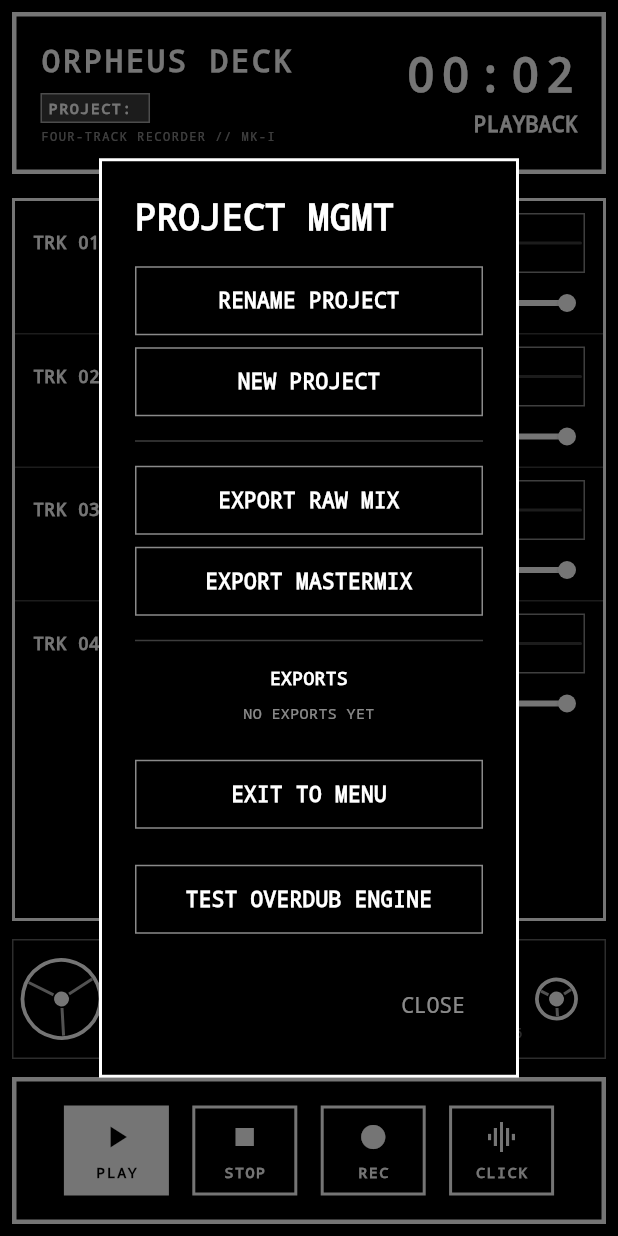
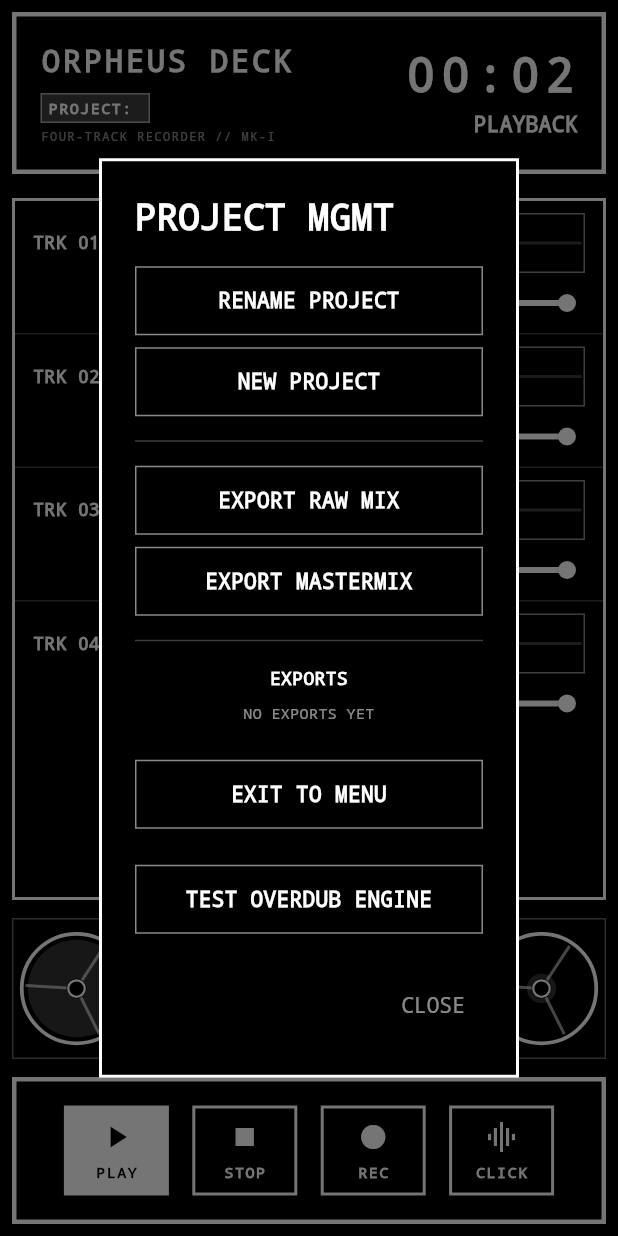
Before and after one commit to JonathanEdwardLee/orpheus_deck, a Flutter app: the RecorderScreen screen opened directly with empty values, after a tap on "PROJECT:", on a phone screen of 412 x 824 dp. Run offline on Flutter 3.47's test engine with Material 3 defaults, Android fonts, the phone set to English and light mode, and no system bars; our stand-ins replace just_audio, open_file, permission_handler, share_plus; missing offline and left inert: audio_session, ffmpeg_kit_flutter_new, record.

Commit message:
Refine tape reel: fixed hardware, tape mass annulus, mechanical head
Co-authored-by: Cursor <cursoragent@cursor.com>

```diff
--- a/lib/widgets/tape_reel_transport.dart
+++ b/lib/widgets/tape_reel_transport.dart
@@ -26,8 +26,10 @@ class TapeReelTransport extends StatefulWidget {
 }
 
 class _TapeReelTransportState extends State<TapeReelTransport>
-    with SingleTickerProviderStateMixin {
+    with TickerProviderStateMixin {
   late final AnimationController _spin;
+  /// Optional subtle spin-up / coast (multiplier 0→1). Not transport logic.
+  late final AnimationController _spinRamp;
 
   bool get _spinning => widget.isPlaying || widget.isRecording;
 
@@ -36,11 +38,18 @@ class _TapeReelTransportState extends State<TapeReelTransport>
     super.initState();
     _spin = AnimationController(
       vsync: this,
-      duration: const Duration(milliseconds: 2600),
+      duration: const Duration(milliseconds: 2800),
+    );
+    _spinRamp = AnimationController(
+      vsync: this,
+      duration: const Duration(milliseconds: 380),
+      reverseDuration: const Duration(milliseconds: 320),
     );
     if (_spinning) {
       WidgetsBinding.instance.addPostFrameCallback((_) {
-        if (mounted) _spin.repeat();
+        if (!mounted) return;
+        _spinRamp.forward();
+        _spin.repeat();
       });
     }
   }
@@ -50,15 +59,20 @@ class _TapeReelTransportState extends State<TapeReelTransport>
     super.didUpdateWidget(oldWidget);
     final was = oldWidget.isPlaying || oldWidget.isRecording;
     if (_spinning && !was) {
-      if (mounted) _spin.repeat();
+      if (mounted) {
+        _spinRamp.forward();
+        _spin.repeat();
+      }
     } else if (!_spinning && was) {
       _spin.stop();
+      _spinRamp.reverse();
     }
   }
 
   @override
   void dispose() {
     _spin.dispose();
+    _spinRamp.dispose();
     super.dispose();
   }
 
@@ -66,6 +80,10 @@ class _TapeReelTransportState extends State<TapeReelTransport>
     if (widget.tapeLengthMs <= 0) return 0;
     return (widget.playbackMs / widget.tapeLengthMs).clamp(0.0, 1.0);
   }
+
+  /// Subtle spin-up after transport starts (illusion only).
+  double get _spinMul =>
+      0.2 + 0.8 * Curves.easeOutCubic.transform(_spinRamp.value);
 
   void _seekFromLocalDx(double dx, double width) {
     if (width <= 0) return;
@@ -77,12 +95,11 @@ class _TapeReelTransportState extends State<TapeReelTransport>
 
   @override
   Widget build(BuildContext context) {
-    const double reelSlot = 56;
-    const double stripHeight = 52;
-    const double labelRow = 14;
+    const double reelSlot = 76;
+    const double stripHeight = 46;
 
     return Container(
-      padding: const EdgeInsets.symmetric(vertical: 6, horizontal: 4),
+      padding: const EdgeInsets.symmetric(vertical: 8, horizontal: 4),
       decoration: BoxDecoration(
         color: Colors.black,
         border: Border.all(color: Colors.white38, width: 1),
@@ -94,12 +111,16 @@ class _TapeReelTransportState extends State<TapeReelTransport>
             width: reelSlot,
             height: reelSlot,
             child: AnimatedBuilder(
-              animation: _spin,
+              animation: Listenable.merge([_spin, _spinRamp]),
               builder: (context, _) {
+                final rot = _spin.value *
+                    2 *
+                    math.pi *
+                    (_spinning ? _spinMul : 1.0);
                 return CustomPaint(
                   painter: _ReelPainter(
-                    rotation: _spinning ? _spin.value * 2 * math.pi : 0,
-                    radiusT: _progress,
+                    rotation: rot,
+                    tapeProgress: _progress,
                     isLeft: true,
                   ),
                 );
@@ -118,6 +139,9 @@ class _TapeReelTransportState extends State<TapeReelTransport>
                       final seekHere = widget.seekEnabled &&
                           !_spinning &&
                           w > 0;
+                      final flowPhase = _spinning
+                          ? (widget.playbackMs % 1200) / 1200.0
+                          : 0.0;
                       return GestureDetector(
                         behavior: HitTestBehavior.opaque,
                         onTapDown: seekHere
@@ -134,17 +158,21 @@ class _TapeReelTransportState extends State<TapeReelTransport>
                             : null,
                         child: CustomPaint(
                           size: Size(w, stripHeight),
-                          painter: _TapeStripPainter(progress: _progress),
+                          painter: _TapeStripPainter(
+                            progress: _progress,
+                            tapeFlowActive: _spinning,
+                            flowPhase: flowPhase,
+                          ),
                         ),
                       );
                     },
                   ),
                 ),
-                SizedBox(
-                  height: labelRow,
+                const SizedBox(
+                  height: 11,
                   child: CustomPaint(
-                    painter: const _TapeRulerLabelsPainter(),
-                    child: const SizedBox.expand(),
+                    painter: _TapeRulerLabelsPainter(),
+                    child: SizedBox.expand(),
                   ),
                 ),
               ],
@@ -154,12 +182,16 @@ class _TapeReelTransportState extends State<TapeReelTransport>
             width: reelSlot,
             height: reelSlot,
             child: AnimatedBuilder(
-              animation: _spin,
+              animation: Listenable.merge([_spin, _spinRamp]),
               builder: (context, _) {
+                final rot = _spin.value *
+                    2 *
+                    math.pi *
+                    (_spinning ? _spinMul : 1.0);
                 return CustomPaint(
                   painter: _ReelPainter(
-                    rotation: _spinning ? _spin.value * 2 * math.pi : 0,
-                    radiusT: _progress,
+                    rotation: rot,
+                    tapeProgress: _progress,
                     isLeft: false,
                   ),
                 );
@@ -172,117 +204,174 @@ class _TapeReelTransportState extends State<TapeReelTransport>
   }
 }
 
-/// radiusT: 0 = start (left large), 1 = end (right large).
+/// Fixed-size reel hardware + rotating spokes + tape mass radius only.
+///
+/// **Tape mass:** [tapeProgress] 0 = start of side, 1 = end.
+/// - Left supply reel: mass full at 0, thin at 1 → fill = `1 - tapeProgress`.
+/// - Right take-up reel: mass thin at 0, full at 1 → fill = `tapeProgress`.
+/// Outer flange radius is constant; only the wound-tape outer radius lerps.
 class _ReelPainter extends CustomPainter {
   _ReelPainter({
     required this.rotation,
-    required this.radiusT,
+    required this.tapeProgress,
     required this.isLeft,
   });
 
   final double rotation;
-  final double radiusT;
+  final double tapeProgress;
   final bool isLeft;
 
   @override
   void paint(Canvas canvas, Size size) {
     final c = Offset(size.width / 2, size.height / 2);
-    final t = radiusT.clamp(0.0, 1.0);
-    final radius = isLeft
-        ? _lerpDouble(26, 13, t)
-        : _lerpDouble(13, 26, t);
-    const hubR = 5.0;
-    const stroke = 2.5;
+    final hardwareR = math.min(size.width, size.height) / 2 - 1.5;
+    const hubR = 5.5;
+    const hubRing = 1.2;
+    final t = tapeProgress.clamp(0.0, 1.0);
+    final fill = isLeft ? (1.0 - t) : t;
 
-    final outer = Paint()
-      ..color = Colors.black
+    const tapeOuterMin = hubR + hubRing + 3.0;
+    final tapeOuterMax = hardwareR - 4.0;
+    final tapeOuter = _lerpDouble(tapeOuterMin, tapeOuterMax, fill)
+        .clamp(tapeOuterMin, tapeOuterMax);
+
+    // 1) Tape mass (annulus hub+clearance .. tapeOuter)
+    final tapePaint = Paint()
+      ..color = Colors.white.withValues(alpha: 0.2)
       ..style = PaintingStyle.fill;
-    final ring = Paint()
-      ..color = Colors.white
-      ..style = PaintingStyle.stroke
-      ..strokeWidth = stroke;
+    final outerTape = Path()
+      ..addOval(Rect.fromCircle(center: c, radius: tapeOuter));
+    final hubHole = Path()
+      ..addOval(Rect.fromCircle(center: c, radius: hubR + hubRing));
+    final tapeRing = Path.combine(
+      PathOperation.difference,
+      outerTape,
+      hubHole,
+    );
+    canvas.drawPath(tapeRing, tapePaint);
 
+    // 2) Spokes — fixed geometry, rotate only
     canvas.save();
     canvas.translate(c.dx, c.dy);
     canvas.rotate(rotation);
-
-    canvas.drawCircle(Offset.zero, radius, outer);
-    canvas.drawCircle(Offset.zero, radius, ring);
-
+    const spokeInner = hubR + hubRing + 1.0;
+    final spokeOuter = hardwareR - 3.5;
+    final spokePaint = Paint()
+      ..color = Colors.white60
+      ..strokeWidth = 2
+      ..strokeCap = StrokeCap.square;
     for (int k = 0; k < 3; k++) {
       final a = k * 2 * math.pi / 3;
-      final p1 = Offset(math.cos(a), math.sin(a)) * (hubR + 2);
-      final p2 = Offset(math.cos(a), math.sin(a)) * (radius - stroke);
-      canvas.drawLine(
-        p1,
-        p2,
-        Paint()
-          ..color = Colors.white70
-          ..strokeWidth = 2
-          ..strokeCap = StrokeCap.square,
-      );
+      final p1 = Offset(math.cos(a), math.sin(a)) * spokeInner;
+      final p2 = Offset(math.cos(a), math.sin(a)) * spokeOuter;
+      canvas.drawLine(p1, p2, spokePaint);
     }
+    canvas.restore();
 
-    canvas.drawCircle(Offset.zero, hubR, Paint()..color = Colors.white);
+    // 3) Center hub (fixed)
+    canvas.drawCircle(
+      c,
+      hubR,
+      Paint()
+        ..color = Colors.black
+        ..style = PaintingStyle.fill,
+    );
+    canvas.drawCircle(
+      c,
+      hubR,
+      Paint()
+        ..color = Colors.white
+        ..style = PaintingStyle.stroke
+        ..strokeWidth = 1.5,
+    );
 
-    canvas.restore();
+    // 4) Outer reel hardware — fixed radius
+    canvas.drawCircle(
+      c,
+      hardwareR,
+      Paint()
+        ..color = Colors.white
+        ..style = PaintingStyle.stroke
+        ..strokeWidth = 2.5,
+    );
   }
 
   @override
   bool shouldRepaint(covariant _ReelPainter old) {
     return old.rotation != rotation ||
-        old.radiusT != radiusT ||
+        old.tapeProgress != tapeProgress ||
         old.isLeft != isLeft;
   }
 }
 
 class _TapeStripPainter extends CustomPainter {
-  _TapeStripPainter({required this.progress});
+  _TapeStripPainter({
+    required this.progress,
+    required this.tapeFlowActive,
+    required this.flowPhase,
+  });
 
   final double progress;
+  final bool tapeFlowActive;
+  final double flowPhase;
 
   @override
   void paint(Canvas canvas, Size size) {
-    const yMid = 24.0;
+    final yMid = size.height * 0.52;
     final w = size.width;
     final p = progress.clamp(0.0, 1.0);
     final rawX = p * w;
-    final headX = w <= 10 ? w * 0.5 : rawX.clamp(5.0, w - 5.0);
+    final headX = w <= 10 ? w * 0.5 : rawX.clamp(4.0, w - 4.0);
 
-    final line = Paint()
-      ..color = Colors.white54
+    // Tape ribbon (subtle directional shimmer when moving)
+    final linePaint = Paint()
+      ..color = Colors.white38
       ..strokeWidth = 1;
+    if (tapeFlowActive && w > 8) {
+      const dash = 5.0;
+      final offset = flowPhase * dash * 2;
+      double x = -offset;
+      while (x < w) {
+        canvas.drawLine(Offset(x, yMid), Offset(x + dash, yMid), linePaint);
+        x += dash * 2;
+      }
+    } else {
+      canvas.drawLine(Offset(0, yMid), Offset(w, yMid), linePaint);
+    }
 
-    canvas.drawLine(Offset(0, yMid), Offset(w, yMid), line);
-
-    // Minute ticks (15 min → tick each minute at w * (m/15)).
+    // Minute ticks — secondary, soft
     final tickPaint = Paint()
-      ..color = Colors.white38
+      ..color = Colors.white.withValues(alpha: 0.18)
       ..strokeWidth = 1;
     for (int m = 1; m < 15; m++) {
       final x = w * (m / 15.0);
       final tall = m % 5 == 0;
-      final h = tall ? 8.0 : 4.0;
+      final h = tall ? 5.0 : 2.5;
       canvas.drawLine(Offset(x, yMid - h), Offset(x, yMid + h), tickPaint);
     }
 
-    // Playhead / tape head triangle
-    final tri = Path()
-      ..moveTo(headX, 4)
-      ..lineTo(headX - 5, 16)
-      ..lineTo(headX + 5, 16)
-      ..close();
-    canvas.drawPath(
-      tri,
+    // Mechanical tape-head marker: thin vertical + guide notch (not a scrub triangle)
+    const halfW = 1.0;
+    const vTop = 6.0;
+    const vBot = 20.0;
+    canvas.drawRect(
+      Rect.fromLTRB(headX - halfW, vTop, headX + halfW, vBot),
+      Paint()..color = Colors.white.withValues(alpha: 0.9),
+    );
+    canvas.drawLine(
+      Offset(headX - 5, yMid),
+      Offset(headX + 5, yMid),
       Paint()
-        ..color = Colors.white
-        ..style = PaintingStyle.fill,
+        ..color = Colors.white.withValues(alpha: 0.55)
+        ..strokeWidth = 1,
     );
   }
 
   @override
   bool shouldRepaint(covariant _TapeStripPainter old) {
-    return old.progress != progress;
+    return old.progress != progress ||
+        old.tapeFlowActive != tapeFlowActive ||
+        old.flowPhase != flowPhase;
   }
 }
 
@@ -301,10 +390,10 @@ class _TapeRulerLabelsPainter extends CustomPainter {
       final x = w * (i / 3.0);
       tp.text = TextSpan(
         text: labels[i],
-        style: const TextStyle(
-          color: Colors.white38,
+        style: TextStyle(
+          color: Colors.white.withValues(alpha: 0.22),
           fontFamily: 'monospace',
-          fontSize: 9,
+          fontSize: 8,
           height: 1,
         ),
       );
```
